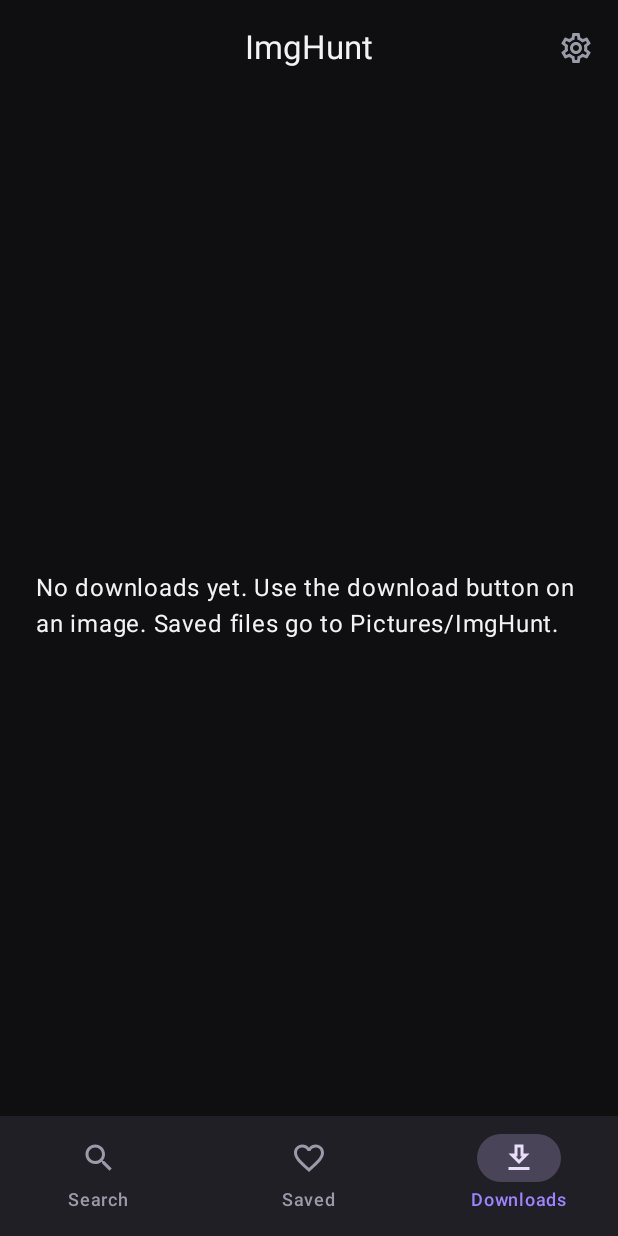
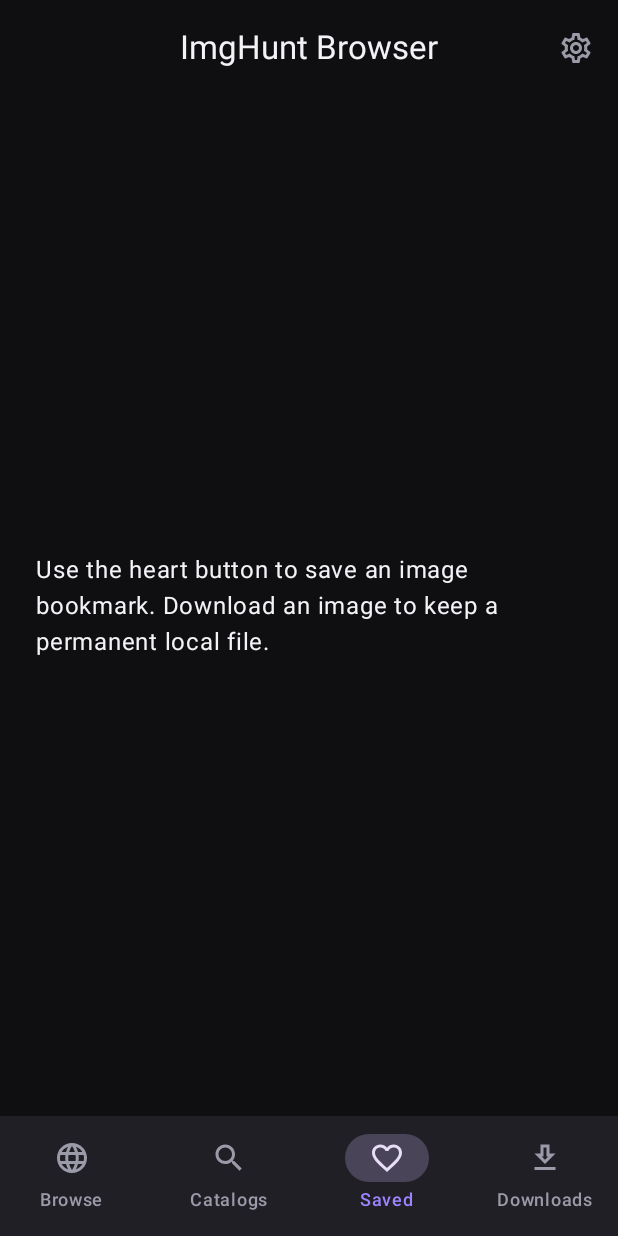
Before and after one commit to darkmode-studio/imghunt, an Android app built with Jetpack Compose: the screen it shows after launch (MainActivity), item 3 of the bottom bar chosen, on a phone screen of 412 x 824 dp. Run offline under Robolectric (Android 15) with nearby library versions, the phone set to English and light mode, and no system bars; our stand-ins replace Room's generated code; 1 statement that could not run was skipped.

Commit message:
Launch the app into the free browser with native tray and downloads

```diff
--- a/app/src/main/java/com/sandeep/imghunt/ui/NativeImgHuntApp.kt
+++ b/app/src/main/java/com/sandeep/imghunt/ui/NativeImgHuntApp.kt
@@ -20,6 +20,7 @@ import androidx.compose.ui.unit.dp
 import androidx.core.content.ContextCompat
 import androidx.lifecycle.compose.collectAsStateWithLifecycle
 import androidx.lifecycle.viewmodel.compose.viewModel
+import com.sandeep.imghunt.browser.*
 import com.sandeep.imghunt.data.*
 import com.sandeep.imghunt.engine.*
 import kotlinx.coroutines.CancellationException
@@ -27,8 +28,9 @@ import kotlinx.coroutines.launch
 
 @OptIn(ExperimentalMaterial3Api::class)
 @Composable
-fun NativeImgHuntApp(vm: NativeSearchViewModel = viewModel()) {
+fun NativeImgHuntApp(vm: NativeSearchViewModel = viewModel(), browserVm: BrowserViewModel = viewModel()) {
     val state by vm.state.collectAsStateWithLifecycle()
+    val browser by browserVm.state.collectAsStateWithLifecycle()
     val context = LocalContext.current
     val scope = rememberCoroutineScope()
     val snackbar = remember { SnackbarHostState() }
@@ -36,77 +38,71 @@ fun NativeImgHuntApp(vm: NativeSearchViewModel = viewModel()) {
     DisposableEffect(loader) { onDispose { loader.shutdown() } }
     val downloadFlow = remember { ImgHuntDb.get(context).dao().observeAll() }
     val downloads by downloadFlow.collectAsStateWithLifecycle(initialValue = emptyList())
-    var tab by rememberSaveable { mutableStateOf("Search") }
+    var tab by rememberSaveable { mutableStateOf("Browse") }
     var settings by rememberSaveable { mutableStateOf(false) }
     var filters by rememberSaveable { mutableStateOf(false) }
     var viewerUrl by rememberSaveable { mutableStateOf<String?>(null) }
-    var viewerSaved by rememberSaveable { mutableStateOf(false) }
+    var viewerSource by rememberSaveable { mutableStateOf("Browse") }
     val searchGrid = rememberLazyGridState()
     val savedGrid = rememberLazyGridState()
     val permission = rememberLauncherForActivityResult(ActivityResultContracts.RequestPermission()) { granted ->
-        val pending = vm.pendingDownload
-        vm.pendingDownload = null
+        val pending = vm.pendingDownload; vm.pendingDownload = null
         if (granted && pending != null) vm.download(pending)
         else if (!granted) vm.notice("Storage permission is needed to save images on this Android version")
     }
     val download: (PhotoItem) -> Unit = { photo ->
         if (Build.VERSION.SDK_INT <= 28 && ContextCompat.checkSelfPermission(context, Manifest.permission.WRITE_EXTERNAL_STORAGE) != PackageManager.PERMISSION_GRANTED) {
-            vm.pendingDownload = photo
-            permission.launch(Manifest.permission.WRITE_EXTERNAL_STORAGE)
+            vm.pendingDownload = photo; permission.launch(Manifest.permission.WRITE_EXTERNAL_STORAGE)
         } else vm.download(photo)
     }
     LaunchedEffect(state.notice) { state.notice?.let { snackbar.showSnackbar(it); vm.notice(null) } }
-    val viewerPhotos = if (viewerSaved) state.favorites else state.images
-    val index = viewerPhotos.indexOfFirst { it.highResUrl == viewerUrl }
-    LaunchedEffect(viewerUrl, viewerPhotos) {
-        if (viewerUrl != null && viewerPhotos.none { it.highResUrl == viewerUrl }) viewerUrl = null
-    }
+    LaunchedEffect(browser.message) { browser.message?.let { snackbar.showSnackbar(it); browserVm.message(null) } }
+    val photos = when (viewerSource) { "Browse" -> browser.images; "Saved" -> state.favorites; else -> state.images }
+    val index = photos.indexOfFirst { it.highResUrl == viewerUrl }
+    LaunchedEffect(viewerUrl, photos) { if (viewerUrl != null && photos.none { it.highResUrl == viewerUrl }) viewerUrl = null }
     if (index >= 0) {
-        val photo = viewerPhotos[index]
+        val photo = photos[index]
         BackHandler { viewerUrl = null }
-        PixViewerSheet(photo, index, viewerPhotos.size, state.favorites.any { it.highResUrl == photo.highResUrl }, loader,
-            onBack = { viewerUrl = null }, onPrev = { viewerPhotos.getOrNull(index - 1)?.let { viewerUrl = it.highResUrl } },
-            onNext = { viewerPhotos.getOrNull(index + 1)?.let { viewerUrl = it.highResUrl } },
+        PixViewerSheet(photo, index, photos.size, state.favorites.any { it.highResUrl == photo.highResUrl }, loader,
+            onBack = { viewerUrl = null }, onPrev = { photos.getOrNull(index-1)?.let { viewerUrl = it.highResUrl } },
+            onNext = { photos.getOrNull(index+1)?.let { viewerUrl = it.highResUrl } },
             onToggleFav = { vm.favorite(photo) }, onDownloadHq = download)
         return
     }
-    BackHandler(enabled = tab != "Search") { tab = "Search" }
-    Scaffold(topBar = {
-        CenterAlignedTopAppBar(title = { Text("ImgHunt") }, actions = {
-            if (tab == "Search") IconButton(onClick = { filters = true }) { Icon(Icons.Outlined.Tune, contentDescription = "Image filters") }
-            IconButton(onClick = { settings = true }) { Icon(Icons.Outlined.Settings, contentDescription = "Search settings") }
-        })
-    }, bottomBar = {
-        NavigationBar {
-            listOf("Search" to Icons.Outlined.Search, "Saved" to Icons.Outlined.FavoriteBorder, "Downloads" to Icons.Outlined.Download).forEach { (name, icon) ->
-                NavigationBarItem(selected = tab == name, onClick = { tab = name }, icon = { Icon(icon, contentDescription = null) }, label = { Text(name) })
-            }
+    BackHandler(enabled = tab != "Browse") { tab = "Browse" }
+    Scaffold(topBar = { CenterAlignedTopAppBar(title = { Text("ImgHunt Browser") }, actions = {
+        if (tab == "Catalogs") IconButton(onClick = { filters = true }) { Icon(Icons.Outlined.Tune, "Image filters") }
+        IconButton(onClick = { settings = true }) { Icon(Icons.Outlined.Settings, "Free sources and browser settings") }
+    }) }, bottomBar = { NavigationBar {
+        listOf("Browse" to Icons.Outlined.Language, "Catalogs" to Icons.Outlined.Search,
+            "Saved" to Icons.Outlined.FavoriteBorder, "Downloads" to Icons.Outlined.Download).forEach { (name, icon) ->
+            NavigationBarItem(tab == name, { tab = name }, icon = { Icon(icon, null) }, label = { Text(name) })
         }
-    }, snackbarHost = { SnackbarHost(snackbar) }) { padding ->
+    } }, snackbarHost = { SnackbarHost(snackbar) }) { padding ->
         Box(Modifier.fillMaxSize().padding(padding)) {
             when (tab) {
-                "Search" -> NativeSearchScreen(state, loader, searchGrid, vm::query, vm::search, vm::cancel, vm::mode,
-                    { settings = true }, vm::more, { viewerSaved = false; viewerUrl = it.highResUrl }, vm::favorite, download)
+                "Browse" -> BrowserScreen(browserVm, loader, state.favorites,
+                    { viewerSource = "Browse"; viewerUrl = it.highResUrl }, vm::favorite, download)
+                "Catalogs" -> NativeSearchScreen(state, loader, searchGrid, vm::query, vm::search, vm::cancel, vm::mode,
+                    { settings = true }, vm::more, { viewerSource = "Catalogs"; viewerUrl = it.highResUrl }, vm::favorite, download)
                 "Saved" -> if (state.favorites.isEmpty()) Box(Modifier.fillMaxSize().padding(24.dp), contentAlignment = Alignment.Center) {
-                    Text("Save images with the heart button to find them here.")
+                    Text("Use the heart button to save an image bookmark. Download an image to keep a permanent local file.")
                 } else NativeImageGrid(state.favorites, state.favorites, loader, savedGrid,
-                    { viewerSaved = true; viewerUrl = it.highResUrl }, vm::favorite, download)
+                    { viewerSource = "Saved"; viewerUrl = it.highResUrl }, vm::favorite, download)
                 else -> NativeDownloads(downloads,
-                    onOpen = { record -> runCatching { openNativeDownloadedImage(context, record) }.onFailure { vm.notice("Could not open the saved image") } },
+                    onOpen = { record -> runCatching { openNativeDownloadedImage(context, record) }.onFailure { vm.notice("Could not open saved image") } },
                     onRetry = { record -> scope.launch {
-                        try { DownloadPipeline.retryDownload(context, record) } catch (cancel: CancellationException) { throw cancel }
-                        catch (error: Exception) { vm.notice("Could not retry the download") }
+                        try { if (record.photoId.startsWith("browser_")) BrowserImageDownloads.retry(context, record) else DownloadPipeline.retryDownload(context, record) }
+                        catch (cancel: CancellationException) { throw cancel } catch (error: Exception) { vm.notice("Could not retry download") }
                     } },
                     onCancel = { record -> scope.launch {
-                        try { DownloadPipeline.cancelDownload(context, record) } catch (cancel: CancellationException) { throw cancel }
-                        catch (error: Exception) { vm.notice("Could not cancel the download") }
+                        try { DownloadPipeline.cancelDownload(context, record) }
+                        catch (cancel: CancellationException) { throw cancel } catch (error: Exception) { vm.notice("Could not cancel download") }
                     } })
             }
         }
     }
-    if (settings) ModalBottomSheet(onDismissRequest = { settings = false }) {
-        NativeSearchSettings(state, vm::saveGateway, vm::provider, vm::key)
-    }
+    if (settings) ModalBottomSheet(onDismissRequest = { settings = false }) { NativeSearchSettings(state, vm::provider) }
     if (filters) ModalBottomSheet(onDismissRequest = { filters = false }) {
         var draft by remember { mutableStateOf(state.filters) }
         PixFilterSheet(draft, { draft = it }, { vm.filters(draft); filters = false; vm.search() })
```
